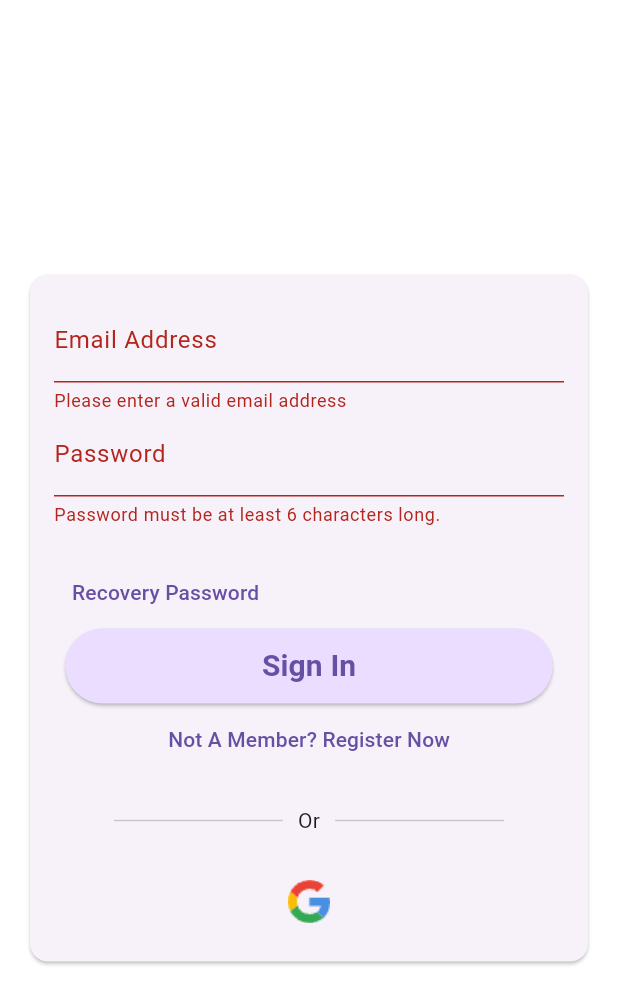
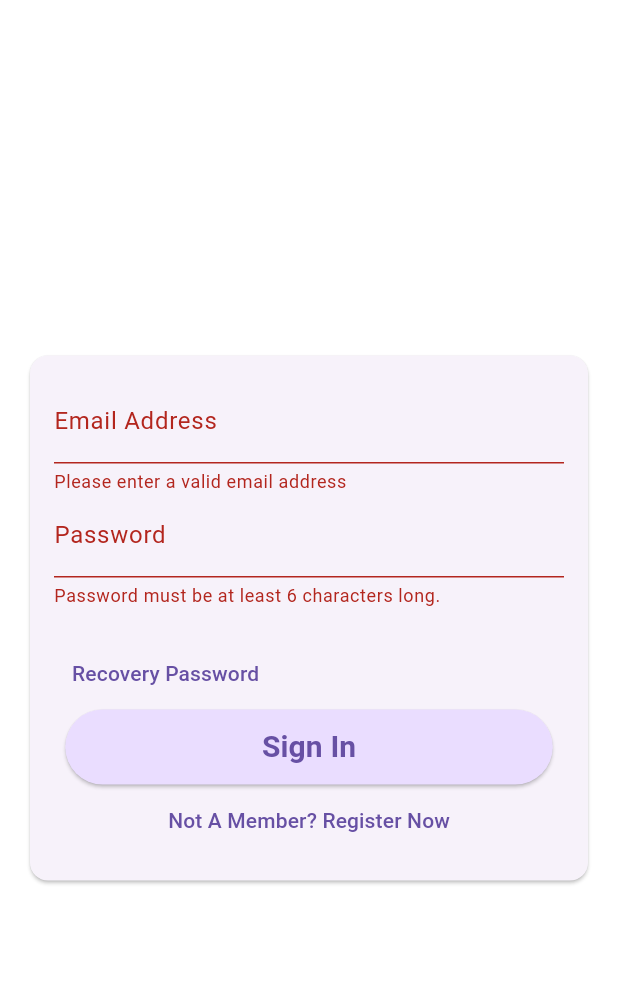
Before and after one commit to GDSC-Readbook/Frontend, a Flutter app: the AuthScreen screen opened directly, after a tap on "Sign In", on a phone screen of 412 x 824 dp. Shown: the top 1004 px of the screen. Run offline on Flutter 3.47's test engine with Material 3 defaults, Android fonts, the phone set to English and light mode, and no system bars; our stand-ins replace flutter_tts, shared_preferences; accounts and stored records are empty; network calls fail.

Commit message:
2024-02-19 박지민 파이어베이스 코드 삭제

```diff
--- a/lib/screens/auth.dart
+++ b/lib/screens/auth.dart
@@ -1,14 +1,10 @@
 import 'dart:convert';
 import 'dart:io';
 import 'package:http/http.dart' as http;
-import 'package:cloud_firestore/cloud_firestore.dart';
-import 'package:firebase_storage/firebase_storage.dart';
+
 import 'package:flutter/material.dart';
-import 'package:firebase_auth/firebase_auth.dart';
+
 import 'package:readbook_hr/screens/select.dart';
-import 'package:shared_preferences/shared_preferences.dart';
-
-final _firebase = FirebaseAuth.instance;
 
 class AuthScreen extends StatefulWidget {
   const AuthScreen({super.key, required this.isLogin});
@@ -54,20 +50,11 @@ class _AuthScreenState extends State<AuthScreen> {
 
         // 서버 응답 처리
         if (response.statusCode == 200) {
-          final responseData = json.decode(response.body);
-          // 토큰 저장
-          final SharedPreferences prefs = await SharedPreferences.getInstance();
-          await prefs.setString('token', responseData['token']);
-
           // 로그인 성공 로직 처리
-          Navigator.of(context).pushReplacement(
-              MaterialPageRoute(builder: (ctx) => const SelectScreen()));
+          Navigator.of(context)
+              .push(MaterialPageRoute(builder: (ctx) => const SelectScreen()));
         } else {
-          // 오류 처리: 서버에서 반환된 오류 메시지를 표시
-          final responseData = json.decode(response.body);
-          ScaffoldMessenger.of(context).showSnackBar(
-            SnackBar(content: Text(responseData['message'] ?? 'Login failed')),
-          );
+          // 오류 처리
         }
       } else {
         // 회원가입 로직
@@ -84,25 +71,13 @@ class _AuthScreenState extends State<AuthScreen> {
 
         // 서버 응답 처리
         if (response.statusCode == 200) {
-          // 회원가입 성공 시
-          ScaffoldMessenger.of(context).showSnackBar(
-            SnackBar(content: Text('Registration successful! Please log in.')),
-          );
-          setState(() {
-            _isLogin = true; // 로그인 화면으로 전환
-          });
+          // 회원가입 성공 로직 처리
         } else {
-          // 회원가입 실패 시
-          ScaffoldMessenger.of(context).showSnackBar(
-            SnackBar(content: Text('Failed to register. Please try again.')),
-          );
+          // 오류 처리
         }
       }
     } catch (error) {
       // 네트워크 오류 처리
-      ScaffoldMessenger.of(context).showSnackBar(
-        SnackBar(content: Text('An error occurred. Please try again later.')),
-      );
     } finally {
       setState(() {
         _isAuthenticating = false;
@@ -140,9 +115,7 @@ class _AuthScreenState extends State<AuthScreen> {
                             decoration: const InputDecoration(
                                 labelText: 'Email Address'),
                             keyboardType: TextInputType.emailAddress,
-                            //자동보정 끄기. 이메일 주소가 자동으로 수정되는 것을 막는다.
                             autocorrect: false,
-                            //첫 글자가 대문자로 되는 것을 막는다. 최고의 코드.
                             textCapitalization: TextCapitalization.none,
                             validator: (value) {
                               if (value == null ||
@@ -240,31 +213,6 @@ class _AuthScreenState extends State<AuthScreen> {
                           //    child: const Text(
                           //        'Are you lost your password? find password'),
                           //  ),
-                          const Padding(
-                            padding: EdgeInsets.symmetric(
-                                vertical: 20, horizontal: 40),
-                            child: Row(
-                              children: <Widget>[
-                                Expanded(
-                                  child: Divider(thickness: 1),
-                                ),
-                                Padding(
-                                  padding: EdgeInsets.symmetric(horizontal: 10),
-                                  child: Text('Or'),
-                                ),
-                                Expanded(
-                                  child: Divider(thickness: 1),
-                                ),
-                              ],
-                            ),
-                          ),
-                          IconButton(
-                            icon: Image.asset('assets/images/googlelogo.png'),
-                            iconSize: 30,
-                            onPressed: () {
-                              // 구글 로그인 로직을 여기에 추가하세요.
-                            },
-                          ),
                         ],
                       ),
                     ),
```
Also changed, not shown: lib/main.dart (+3 -6 lines), pubspec.yaml (+1 -6 lines), lib/firebase_options.dart (deleted), pubspec.lock, 5 other files.
